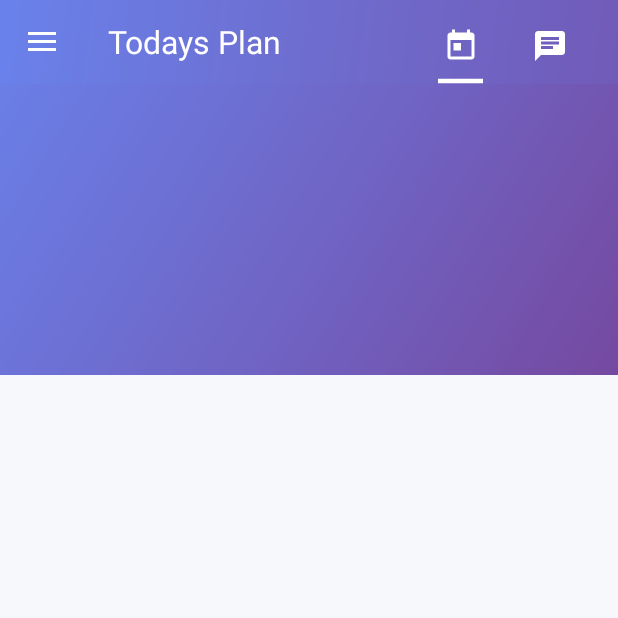
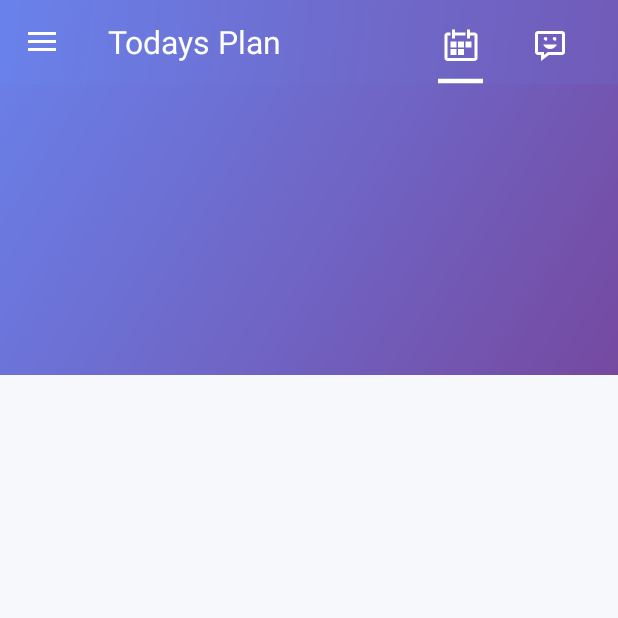
Before and after one commit to worknrole/android-design, an Android app: the QPlanningAppActivity screen opened directly, with no data from a screen before it, on a phone screen of 412 x 824 dp, the top half of it. Run offline under Robolectric (Android 15) with nearby library versions, the phone set to English and light mode, and no system bars; our stand-ins replace ButterKnife, Picasso; plain views replace PercentRelativeLayout.

Commit message:
Update and add icon for toolbar/bottombar

```diff
--- a/designapp/src/main/res/drawable/ic_chat_24px.xml
+++ b/designapp/src/main/res/drawable/ic_chat_24px.xml
@@ -5,5 +5,15 @@
         android:viewportHeight="24.0">
     <path
         android:fillColor="#000000"
-        android:pathData="M20 2H4c-1.1 0-1.99.9-1.99 2L2 22l4-4h14c1.1 0 2-.9 2-2V4c0-1.1-.9-2-2-2zM6 9h12v2H6V9zm8 5H6v-2h8v2zm4-6H6V6h12v2z"/>
+        android:pathData="M6,22v-4H4c-1.103,0-2-0.897-2-2V4c0-1.103,0.897-2,2-2h16c1.103,0,2,0.897,2,2v12c0,1.103-0.897,2-2,2
+				h-8.667L6,22z M4,4v12h4v2l2.667-2H20V4H4z"/>
+    <path
+        android:fillColor="#000000"
+        android:pathData="M7.422,11C8.194,12.764,9.95,14,12,14s3.806-1.236,4.578-3H7.422z"/>
+    <path
+        android:fillColor="#000000"
+        android:pathData="M7.75,7.25 A1.25,1.25 0 1,1 9,8.5 z"/>
+    <path
+        android:fillColor="#000000"
+        android:pathData="M13.75,7.25 A1.25,1.25 0 1,1 15,8.5 z"/>
 </vector>
--- a/designapp/src/main/res/drawable/ic_today_24px.xml
+++ b/designapp/src/main/res/drawable/ic_today_24px.xml
@@ -5,5 +5,24 @@
         android:viewportHeight="24.0">
     <path
         android:fillColor="#000000"
-        android:pathData="M19 3h-1V1h-2v2H8V1H6v2H5c-1.11 0-1.99.9-1.99 2L3 19c0 1.1.89 2 2 2h14c1.1 0 2-.9 2-2V5c0-1.1-.9-2-2-2zm0 16H5V8h14v11zM7 10h5v5H7z"/>
+        android:pathData="M21,3h-3V1h-2v6h2V5h3v15H3V5h2V3H3C1.896,3,1,3.896,1,5v15c0,1.104,0.896,2,2,2h18c1.104,0,2-0.896,2-2V5
+			C23,3.896,22.104,3,21,3z"/>
+    <path
+        android:fillColor="#000000"
+        android:pathData="M8,5 L15,5 L15,3 L8,3 L8,1 L6,1 L6,7 L8,7 z"/>
+    <path
+        android:fillColor="#000000"
+        android:pathData="M5,9 L9,9 L9,13 L5,13 z"/>
+    <path
+        android:fillColor="#000000"
+        android:pathData="M10,9 L14,9 L14,13 L10,13 z"/>
+    <path
+        android:fillColor="#000000"
+        android:pathData="M15,9 L19,9 L19,13 L15,13 z"/>
+    <path
+        android:fillColor="#000000"
+        android:pathData="M5,14 L9,14 L9,18 L5,18 z"/>
+    <path
+        android:fillColor="#000000"
+        android:pathData="M10,14 L14,14 L14,18 L10,18 z"/>
 </vector>
--- a/designapp/src/main/res/layout/qplanningapp_toolbar.xml
+++ b/designapp/src/main/res/layout/qplanningapp_toolbar.xml
@@ -30,7 +30,7 @@
             android:layout_alignParentEnd="true"
             android:paddingTop="5dp">
 
-            <ImageView
+            <ImageButton
                 android:id="@+id/social_btn"
                 android:layout_marginRight="@dimen/qplanningapp_margin_for_slide"
                 android:layout_marginEnd="@dimen/qplanningapp_margin_for_slide"
@@ -39,9 +39,10 @@
                 android:layout_alignParentRight="true"
                 android:layout_alignParentEnd="true"
                 android:tint="@color/white"
-                app:srcCompat="@drawable/ic_chat_24px"/>
+                app:srcCompat="@drawable/ic_chat_24px"
+                android:background="?attr/selectableItemBackground"/>
 
-            <ImageView
+            <ImageButton
                 android:id="@+id/todays_btn"
                 android:layout_marginLeft="@dimen/qplanningapp_margin_for_slide"
                 android:layout_marginStart="@dimen/qplanningapp_margin_for_slide"
@@ -50,7 +51,8 @@
                 android:layout_alignParentLeft="true"
                 android:layout_alignParentStart="true"
                 android:tint="@color/white"
-                app:srcCompat="@drawable/ic_today_24px"/>
+                app:srcCompat="@drawable/ic_today_24px"
+                android:background="?attr/selectableItemBackground"/>
 
             <ImageView
                 android:id="@+id/line_slide"
--- a/designapp/src/main/res/values/qplanningapp_values.xml
+++ b/designapp/src/main/res/values/qplanningapp_values.xml
@@ -44,6 +44,7 @@
     <!-- Colors -->
     <color name="colorBackgroundQPA">@color/greyLight</color>
     <color name="colorCircleDay">#fe70cb</color>
+    <color name="colorBarIcon">#b9b9b9</color>
 
 
     <!-- Dimension -->
```
Also changed, not shown: designapp/src/main/res/drawable/ic_at_24px.xml (added, +14 -0 lines), designapp/src/main/res/drawable/ic_binoculars_24px.xml (added, +13 -0 lines), designapp/src/main/res/drawable/ic_check_24px.xml (added, +10 -0 lines), designapp/src/main/res/drawable/ic_cocktail_24px.xml (added, +17 -0 lines), designapp/src/main/res/layout/qplanningapp_fragment_social.xml (+44 -8 lines).
